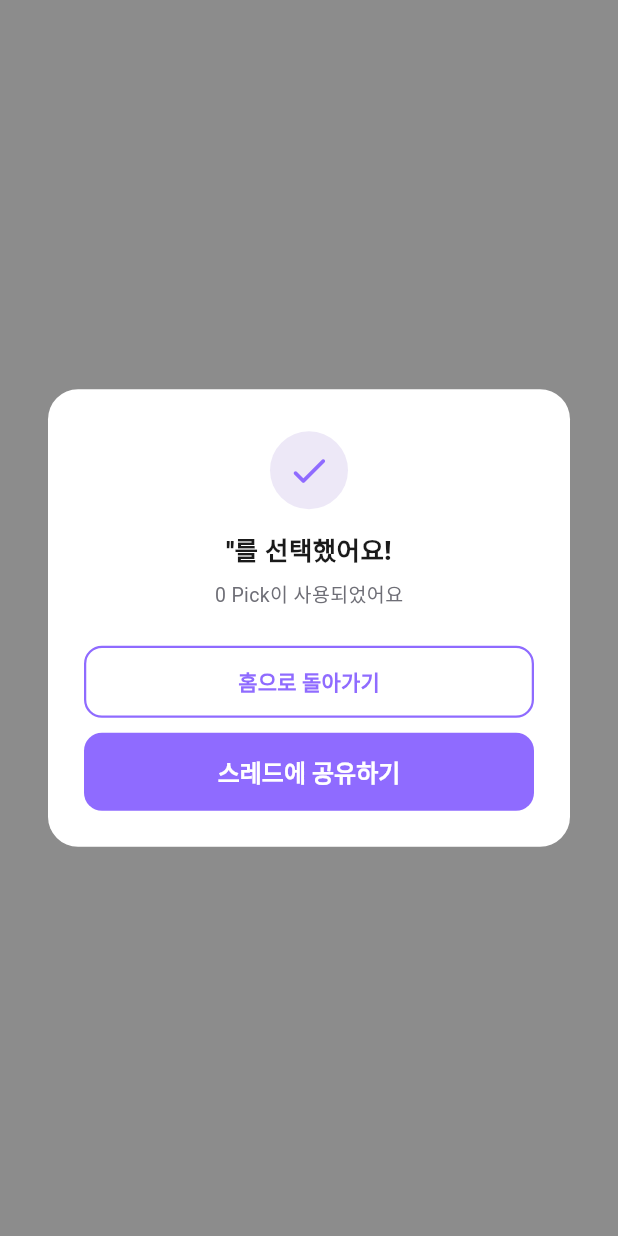
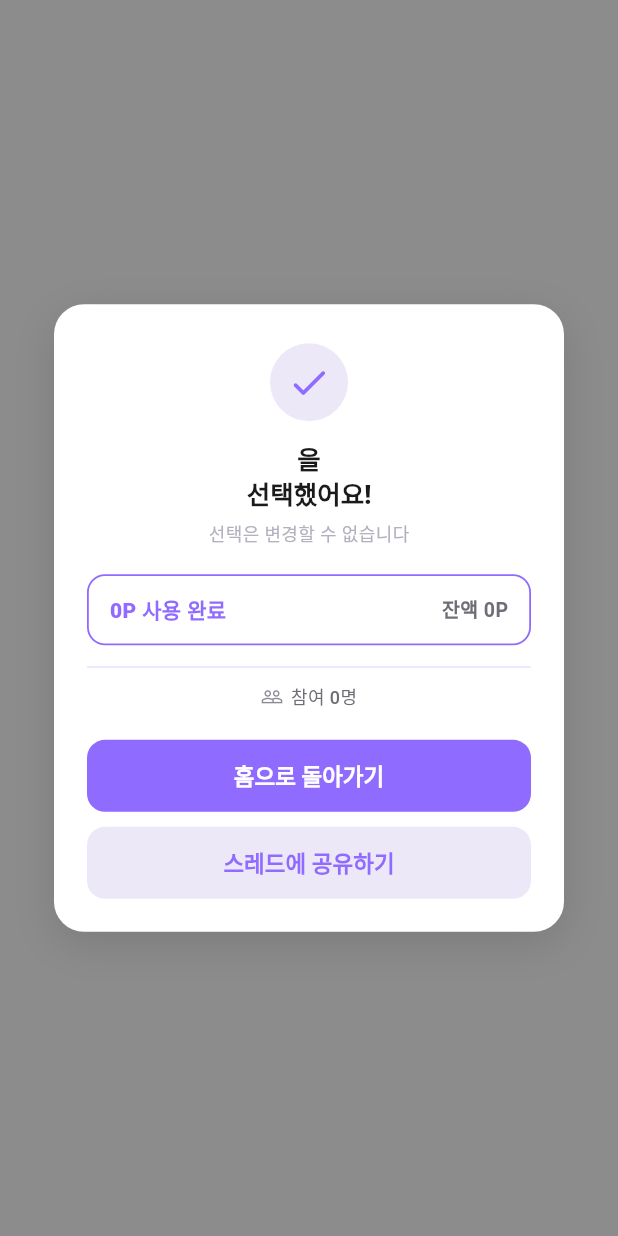
Before and after one commit to MossesTree/Pictory_FE, a Flutter app: what show() shows on an empty page, opened directly with empty values, on a phone screen of 412 x 824 dp. Run offline on Flutter 3.47's test engine with Material 3 defaults, Android fonts, the phone set to English and light mode, and no system bars; our stand-ins replace go_router; accounts and stored records are empty.

Commit message:
fix: center mission confirm dialog on screen per Figma
Show participation confirmation as a centered overlay with balance,
participant count, and primary/secondary action button styling.

```diff
--- a/lib/views/mission/mission_confirm_sheet.dart
+++ b/lib/views/mission/mission_confirm_sheet.dart
@@ -1,13 +1,14 @@
 import 'package:flutter/material.dart';
 import 'package:picktory/views/mission/mission_theme.dart';
-import 'package:picktory/views/mission/widgets/mission_yellow_button.dart';
 
-/// IA M-1 선택 확인 모달 (Figma 미션 상세 팝업)
+/// IA M-1 선택 확인 모달 — 화면 정중앙 (Figma 미션 상세 팝업)
 class MissionConfirmSheet extends StatelessWidget {
   const MissionConfirmSheet({
     super.key,
     required this.selectedLabel,
     required this.pointCost,
+    required this.balanceAfter,
+    required this.participantCount,
     required this.onShare,
     required this.onHome,
     this.isSubmitting = false,
@@ -15,6 +16,8 @@ class MissionConfirmSheet extends StatelessWidget {
 
   final String selectedLabel;
   final int pointCost;
+  final int balanceAfter;
+  final int participantCount;
   final VoidCallback onShare;
   final VoidCallback onHome;
   final bool isSubmitting;
@@ -23,17 +26,25 @@ class MissionConfirmSheet extends StatelessWidget {
     BuildContext context, {
     required String selectedLabel,
     required int pointCost,
+    required int balanceAfter,
+    required int participantCount,
     required VoidCallback onShare,
     required VoidCallback onHome,
     bool isSubmitting = false,
   }) {
     return showDialog<void>(
       context: context,
+      barrierDismissible: false,
       barrierColor: Colors.black.withValues(alpha: 0.45),
       builder: (dialogContext) {
-        return MissionConfirmSheet(
+        return Center(
+          child: Padding(
+            padding: const EdgeInsets.symmetric(horizontal: 28),
+            child: MissionConfirmSheet(
               selectedLabel: selectedLabel,
               pointCost: pointCost,
+              balanceAfter: balanceAfter,
+              participantCount: participantCount,
               isSubmitting: isSubmitting,
               onShare: () {
                 Navigator.of(dialogContext).pop();
@@ -43,21 +54,38 @@ class MissionConfirmSheet extends StatelessWidget {
                 Navigator.of(dialogContext).pop();
                 onHome();
               },
+            ),
+          ),
         );
       },
     );
   }
 
+  static String _formatCount(int n) {
+    return n.toString().replaceAllMapped(
+          RegExp(r'(\d)(?=(\d{3})+(?!\d))'),
+          (m) => '${m[1]},',
+        );
+  }
+
   @override
   Widget build(BuildContext context) {
-    return Dialog(
-      backgroundColor: Colors.transparent,
-      insetPadding: const EdgeInsets.symmetric(horizontal: 32),
+    return Material(
+      color: Colors.transparent,
       child: Container(
-        padding: const EdgeInsets.fromLTRB(24, 28, 24, 24),
+        width: double.infinity,
+        constraints: const BoxConstraints(maxWidth: 340),
+        padding: const EdgeInsets.fromLTRB(22, 26, 22, 22),
         decoration: BoxDecoration(
           color: MissionTheme.surface,
           borderRadius: BorderRadius.circular(20),
+          boxShadow: [
+            BoxShadow(
+              color: Colors.black.withValues(alpha: 0.12),
+              blurRadius: 24,
+              offset: const Offset(0, 8),
+            ),
+          ],
         ),
         child: Column(
           mainAxisSize: MainAxisSize.min,
@@ -65,7 +93,7 @@ class MissionConfirmSheet extends StatelessWidget {
             Container(
               width: 52,
               height: 52,
-              decoration: BoxDecoration(
+              decoration: const BoxDecoration(
                 color: MissionTheme.badgeFill,
                 shape: BoxShape.circle,
               ),
@@ -75,49 +103,136 @@ class MissionConfirmSheet extends StatelessWidget {
                 size: 30,
               ),
             ),
-            const SizedBox(height: 16),
-            Text(
-              "'$selectedLabel'를 선택했어요!",
+            const SizedBox(height: 14),
+            RichText(
               textAlign: TextAlign.center,
+              text: TextSpan(
                 style: const TextStyle(
-                color: MissionTheme.textPrimary,
                   fontSize: 17,
                   fontWeight: FontWeight.w800,
-                height: 1.3,
+                  height: 1.35,
+                  color: MissionTheme.textPrimary,
+                ),
+                children: [
+                  TextSpan(
+                    text: selectedLabel,
+                    style: const TextStyle(color: MissionTheme.primary),
+                  ),
+                  const TextSpan(text: '을\n선택했어요!'),
+                ],
               ),
             ),
-            const SizedBox(height: 8),
+            const SizedBox(height: 6),
+            const Text(
+              '선택은 변경할 수 없습니다',
+              style: TextStyle(
+                color: MissionTheme.textTertiary,
+                fontSize: 12,
+              ),
+            ),
+            const SizedBox(height: 18),
+            Container(
+              width: double.infinity,
+              padding: const EdgeInsets.symmetric(horizontal: 14, vertical: 12),
+              decoration: BoxDecoration(
+                color: MissionTheme.surface,
+                borderRadius: BorderRadius.circular(12),
+                border: Border.all(color: MissionTheme.primary, width: 1.2),
+              ),
+              child: Row(
+                children: [
                   Text(
-              '$pointCost Pick이 사용되었어요',
+                    '${pointCost}P 사용 완료',
+                    style: const TextStyle(
+                      color: MissionTheme.primary,
+                      fontSize: 14,
+                      fontWeight: FontWeight.w800,
+                    ),
+                  ),
+                  const Spacer(),
+                  Text(
+                    '잔액 ${_formatCount(balanceAfter)}P',
                     style: const TextStyle(
                       color: MissionTheme.textSecondary,
                       fontSize: 13,
+                      fontWeight: FontWeight.w600,
                     ),
                   ),
-            const SizedBox(height: 24),
+                ],
+              ),
+            ),
+            const SizedBox(height: 14),
+            Divider(
+              height: 1,
+              color: MissionTheme.primary.withValues(alpha: 0.2),
+            ),
+            const SizedBox(height: 10),
+            Row(
+              mainAxisAlignment: MainAxisAlignment.center,
+              children: [
+                Icon(
+                  Icons.people_outline,
+                  size: 15,
+                  color: MissionTheme.textSecondary.withValues(alpha: 0.8),
+                ),
+                const SizedBox(width: 5),
+                Text(
+                  '참여 ${_formatCount(participantCount)}명',
+                  style: const TextStyle(
+                    color: MissionTheme.textSecondary,
+                    fontSize: 12,
+                    fontWeight: FontWeight.w500,
+                  ),
+                ),
+              ],
+            ),
+            const SizedBox(height: 20),
             SizedBox(
               width: double.infinity,
               height: 48,
-              child: OutlinedButton(
+              child: ElevatedButton(
                 onPressed: isSubmitting ? null : onHome,
-                style: OutlinedButton.styleFrom(
-                  foregroundColor: MissionTheme.primary,
-                  side: const BorderSide(color: MissionTheme.primary, width: 1.5),
+                style: ElevatedButton.styleFrom(
+                  backgroundColor: MissionTheme.primary,
+                  foregroundColor: Colors.white,
+                  disabledBackgroundColor: MissionTheme.border,
+                  elevation: 0,
                   shape: RoundedRectangleBorder(
                     borderRadius: BorderRadius.circular(12),
                   ),
                 ),
                 child: const Text(
                   '홈으로 돌아가기',
-                  style: TextStyle(fontWeight: FontWeight.w700),
+                  style: TextStyle(
+                    fontSize: 15,
+                    fontWeight: FontWeight.w700,
+                  ),
                 ),
               ),
             ),
             const SizedBox(height: 10),
-            MissionYellowButton(
-              label: '스레드에 공유하기',
-              enabled: !isSubmitting,
+            SizedBox(
+              width: double.infinity,
+              height: 48,
+              child: ElevatedButton(
                 onPressed: isSubmitting ? null : onShare,
+                style: ElevatedButton.styleFrom(
+                  backgroundColor: MissionTheme.badgeFill,
+                  foregroundColor: MissionTheme.primary,
+                  disabledBackgroundColor: MissionTheme.surfaceLight,
+                  elevation: 0,
+                  shape: RoundedRectangleBorder(
+                    borderRadius: BorderRadius.circular(12),
+                  ),
+                ),
+                child: const Text(
+                  '스레드에 공유하기',
+                  style: TextStyle(
+                    fontSize: 15,
+                    fontWeight: FontWeight.w700,
+                  ),
+                ),
+              ),
             ),
           ],
         ),
--- a/lib/views/mission/mission_detail_view.dart
+++ b/lib/views/mission/mission_detail_view.dart
@@ -54,14 +54,17 @@ class _MissionDetailViewState extends State<MissionDetailView> {
       return;
     }
 
+    final mission = viewModel.detail!.mission;
+    final userBalance = viewModel.detail!.totalPointPool;
+
     await MissionConfirmSheet.show(
       context,
       selectedLabel: label,
-      pointCost: viewModel.detail!.mission.pointCost,
+      pointCost: mission.pointCost,
+      balanceAfter: (userBalance - mission.pointCost).clamp(0, userBalance),
+      participantCount: mission.participantCount,
       isSubmitting: viewModel.isSubmitting,
-      onShare: () => context.push(
-        AppRoute.missionSharePath(viewModel.detail!.mission.id),
-      ),
+      onShare: () => context.push(AppRoute.missionSharePath(mission.id)),
       onHome: () => context.go(AppRoute.home.path),
     );
   }
```
Lines whose indentation alone changed are shown as unchanged.
